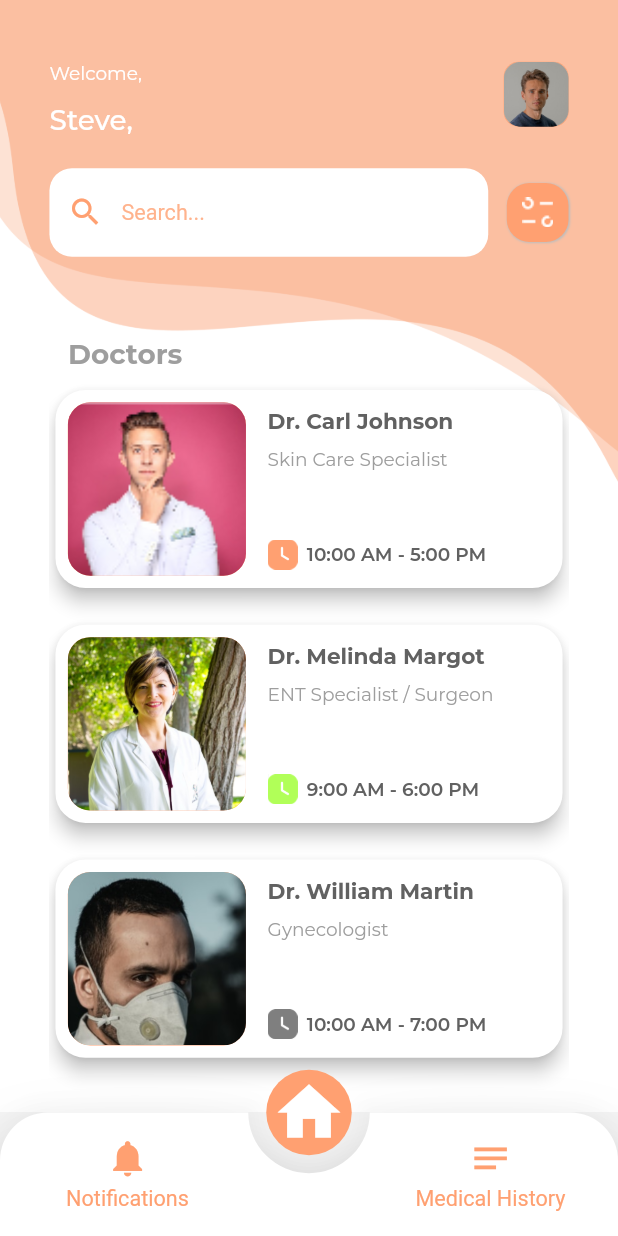
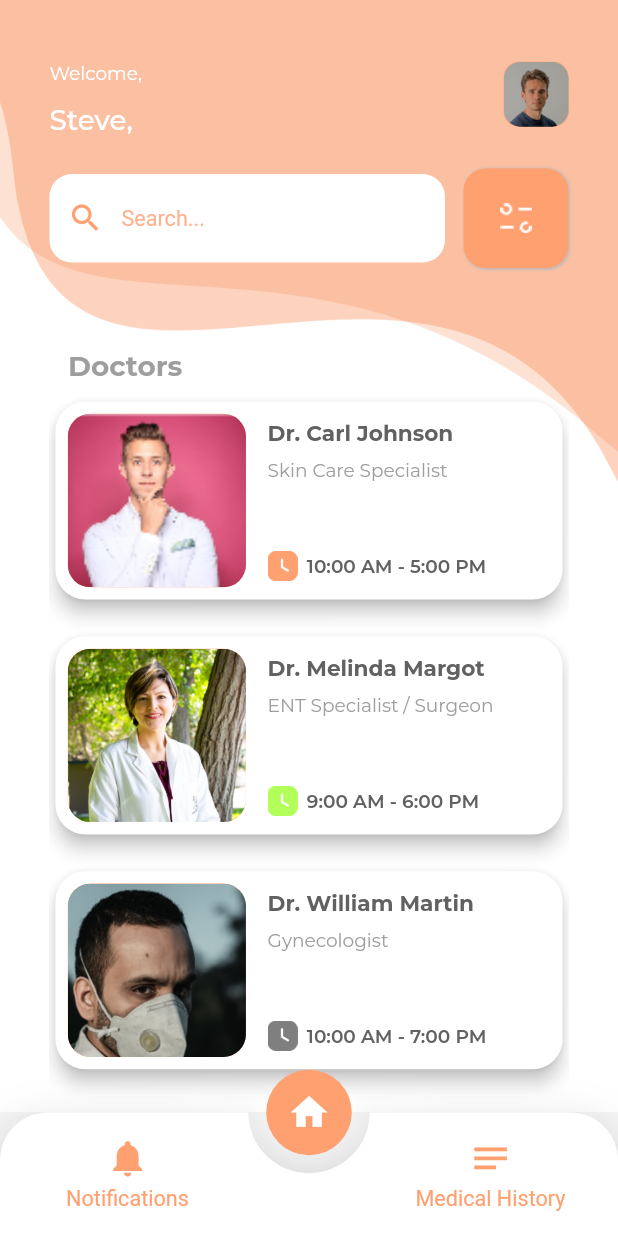
Before and after one commit to SankaM/Kahiya-Mobile, a Flutter app: the DoctorProfilePage screen opened by its route, after a tap on the "home" icon, on a phone screen of 412 x 824 dp. Run offline on Flutter 3.47's test engine with Material 2 defaults, Android fonts, the phone set to English and light mode, and no system bars; drawn by our look-alikes of animated_bottom_navigation_bar, auto_size_text, getwidget; our stand-ins replace dotted_line, flutter_phoenix, get, google_fonts.

Commit message:
[ePatient] UI Home - UI fixing

```diff
--- a/ePatient/10__code/monda_epatient/lib/_4__presentation/common/widget__my_scaffold.dart
+++ b/ePatient/10__code/monda_epatient/lib/_4__presentation/common/widget__my_scaffold.dart
@@ -115,7 +115,7 @@ class MyScaffold extends StatelessWidget {
         child: Icon(
           Icons.home,
           color: Colors.white,
-          size: 50,
+          size: ScreenUtil.widthInPercent(7),
         ),
         backgroundColor: Style.colorPalettes[900],
         elevation: 0,
--- a/ePatient/10__code/monda_epatient/lib/_4__presentation/page/_1__home/widget__filter_button.dart
+++ b/ePatient/10__code/monda_epatient/lib/_4__presentation/page/_1__home/widget__filter_button.dart
@@ -44,8 +44,7 @@ class _FilterButtonState extends State<FilterButton> {
 
   Widget _filterButton() {
     return Container(
-      width: ScreenUtil.widthInPercent(10),
-      // padding: EdgeInsets.all(ScreenUtil.widthInPercent(1)),
+      width: ScreenUtil.widthInPercent(17),
       child: Image.asset(Asset.png_filter_button),
       decoration: BoxDecoration(
         borderRadius: BorderRadius.circular(15),
```
